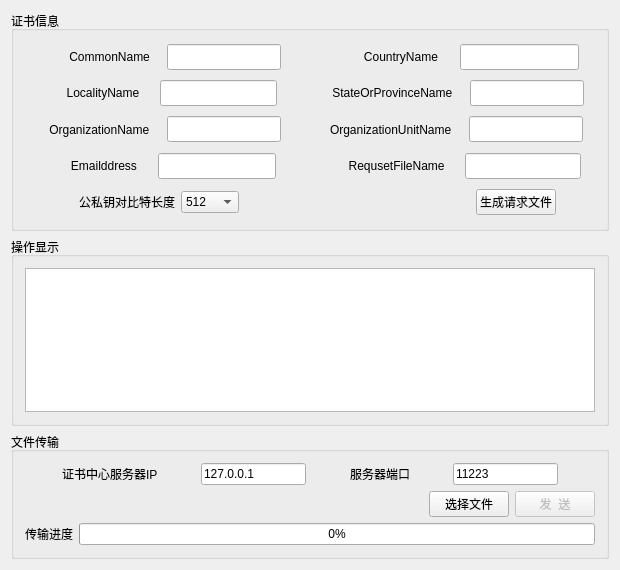
The window that new version/CAClient/CAClient/mainwindow.ui (zengrx/openssl_ca) describes before a commit, drawn with Qt 5.
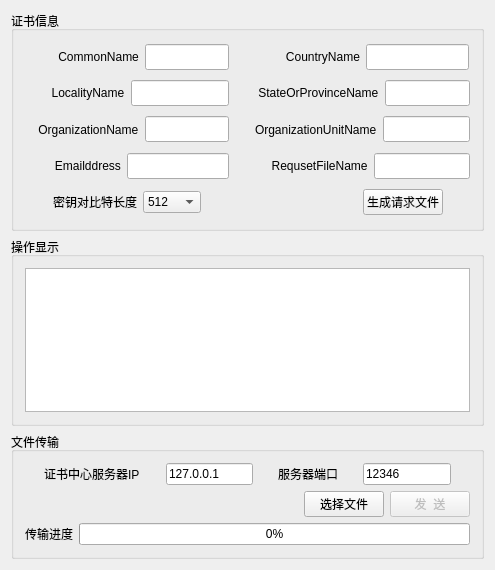
The same window after the commit. Icons and pictures are not drawn.

Patch:
```diff
--- a/new version/CAClient/CAClient/mainwindow.ui
+++ b/new version/CAClient/CAClient/mainwindow.ui
@@ -6,7 +6,7 @@
    <rect>
     <x>0</x>
     <y>0</y>
-    <width>620</width>
+    <width>495</width>
     <height>570</height>
    </rect>
   </property>
@@ -685,7 +685,7 @@
            <item>
             <widget class="QLabel" name="label_12">
              <property name="text">
-              <string>公私钥对比特长度</string>
+              <string>密钥对比特长度</string>
              </property>
             </widget>
            </item>
@@ -865,7 +865,7 @@
            <item>
             <widget class="QLineEdit" name="lineEdit_10">
              <property name="text">
-              <string>11223</string>
+              <string>12346</string>
              </property>
             </widget>
            </item>
```
Left out of the diff: 2 changed lines with no effect on the pictures.
